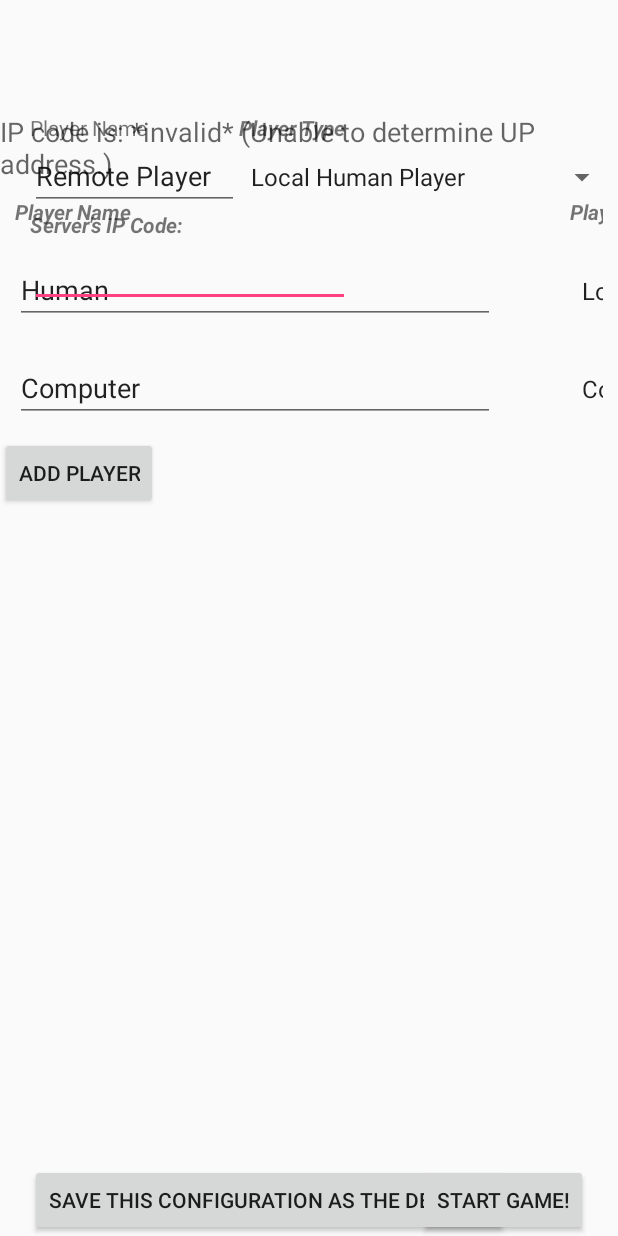
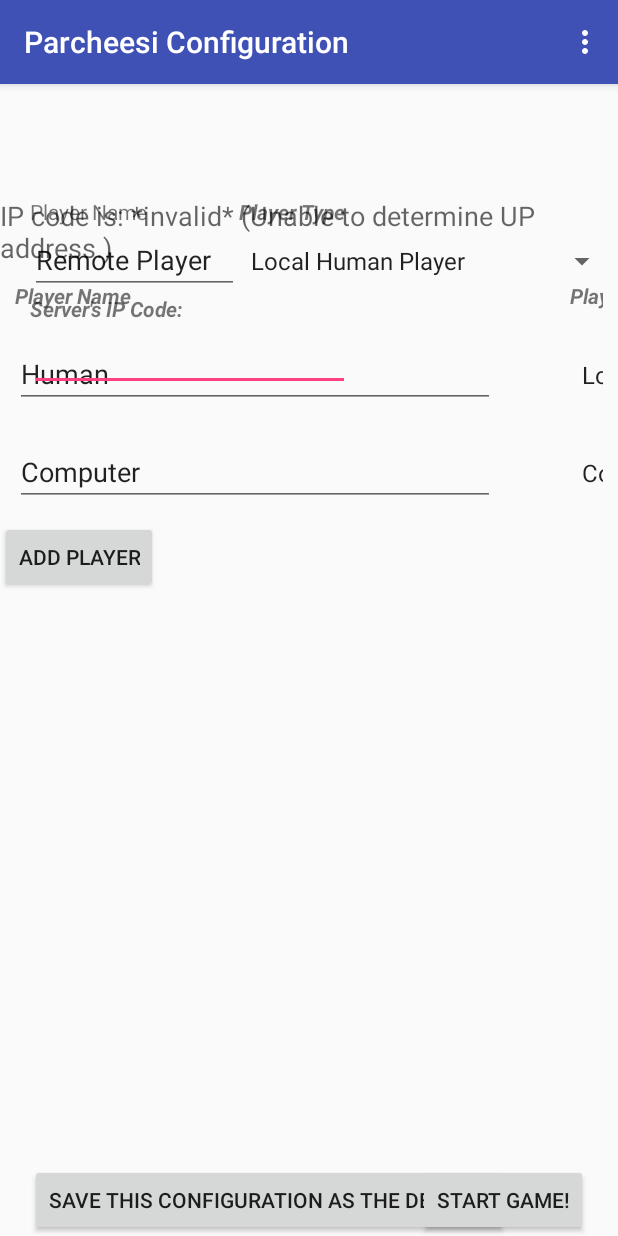
Before and after one commit to massad18/ParcheesiGame, an Android app: the screen it shows after launch (MainActivity), on a phone screen of 412 x 824 dp. Run offline under Robolectric (Android 15) with nearby library versions, the phone set to English and light mode, and no system bars.

Commit message:
fixed title bar... had to extend ActionBarActivity instead of Activity in GameMainActivity

```diff
--- a/app/src/main/java/com/example/keokimassad/testparcheesi/MainActivity.java
+++ b/app/src/main/java/com/example/keokimassad/testparcheesi/MainActivity.java
@@ -72,7 +72,7 @@ public class MainActivity extends GameMainActivity{
         });
 
         // Create a game configuration class for Tic-tac-toe
-        GameConfig defaultConfig = new GameConfig(playerTypes, 2,4, "Tic-Tac-Toe", PORT_NUMBER);
+        GameConfig defaultConfig = new GameConfig(playerTypes, 2,4, "Parcheesi", PORT_NUMBER);
 
         // Add the default players
         defaultConfig.addPlayer("Human", 0);
--- a/app/src/main/java/com/example/keokimassad/testparcheesi/ParHumanPlayer.java
+++ b/app/src/main/java/com/example/keokimassad/testparcheesi/ParHumanPlayer.java
@@ -231,6 +231,8 @@ public class ParHumanPlayer extends GameHumanPlayer implements View.OnClickListe
         diceButtons[1].setOnClickListener(this);
         touchView.setOnTouchListener(this);
 
+        parState.initBoardPieces();
+
         //ToDo:Not sure if temp
         parState.setCurrentSubstage(0);
     }
--- a/app/src/main/java/game/GameMainActivity.java
+++ b/app/src/main/java/game/GameMainActivity.java
@@ -8,6 +8,7 @@ import android.content.DialogInterface;
 import android.content.DialogInterface.OnClickListener;
 import android.content.res.Configuration;
 import android.os.Bundle;
+import android.support.v7.app.ActionBarActivity;
 import android.util.Log;
 import android.view.KeyEvent;
 import android.view.Menu;
@@ -44,7 +45,7 @@ import com.example.keokimassad.testparcheesi.R;
  * @author Steven R. Vegdahl
  * @date Version 2013
  */
-public abstract class GameMainActivity extends Activity implements
+public abstract class GameMainActivity extends ActionBarActivity implements
         View.OnClickListener {
 
     ParState parState = new ParState();
@@ -178,8 +179,6 @@ public abstract class GameMainActivity extends Activity implements
                 MessageBox.popUpMessage(msg, this);
             }
         }
-
-        parState.initBoardPieces();
     }// onCreate
 
     /**
--- a/app/src/main/res/values/strings.xml
+++ b/app/src/main/res/values/strings.xml
@@ -1,3 +1,3 @@
 <resources>
-    <string name="app_name">TestParcheesi</string>
+    <string name="app_name">Parcheesi</string>
 </resources>
```
